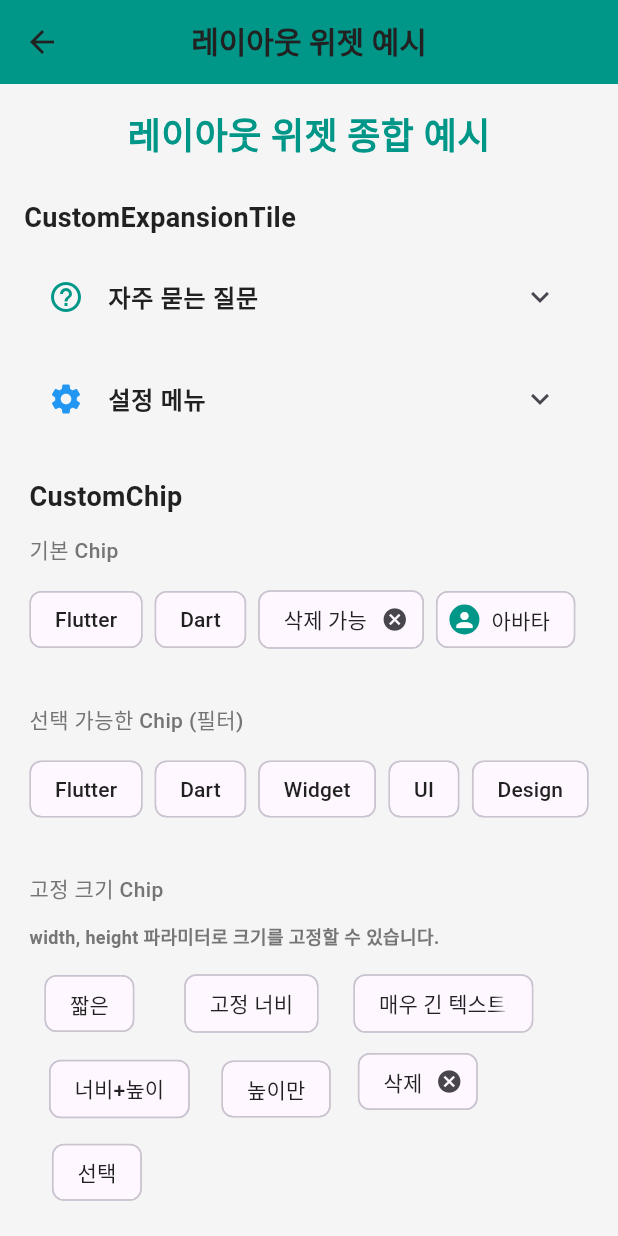
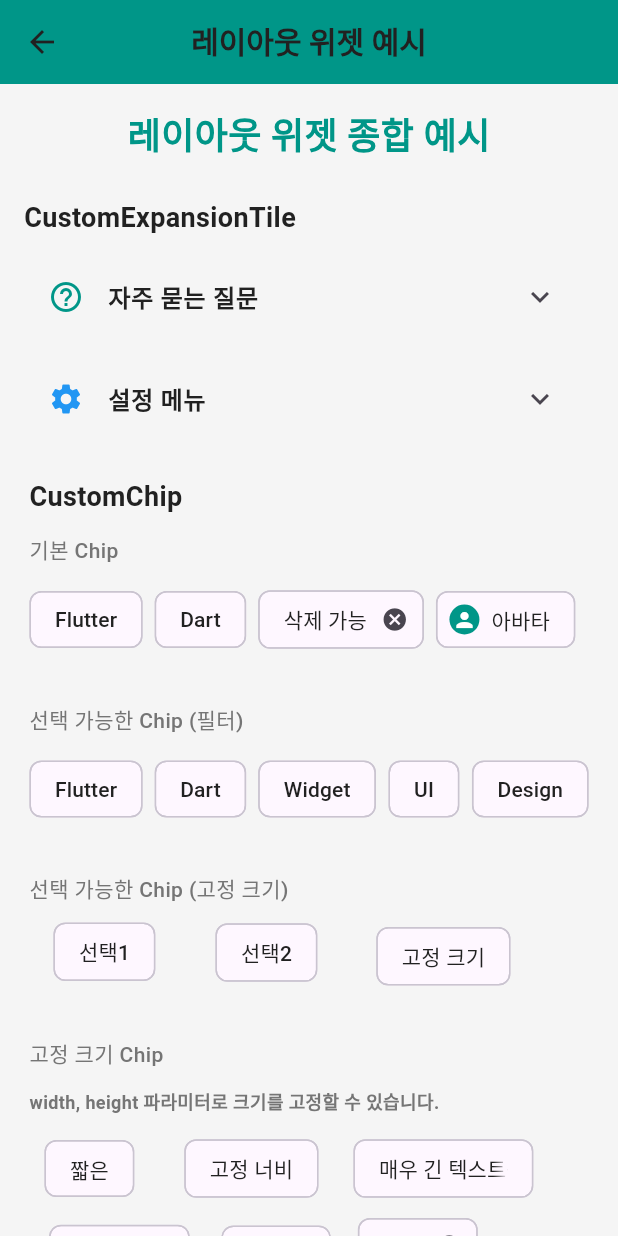
Before and after one commit to cheng80/custom_test_app, a Flutter app: the LayoutWidgetsPage screen opened by its route, on a phone screen of 412 x 824 dp. Run offline on Flutter 3.47's test engine with Material 3 defaults, Android fonts, the light colour scheme and no system bars; our stand-ins replace shared_preferences; accounts and stored records are empty.

Commit message:
feat: 선택 가능한 Chip 크기 고정 기능 개선 및 예제 추가
- ChoiceChip 크기 고정 기능 개선 (visualDensity, materialTapTargetSize 추가)
- ConstrainedBox와 SizedBox 조합으로 크기 고정 강화
- layout_widgets_page에 선택 가능한 Chip 고정 크기 예제 추가
- 관련 레퍼런스 문서 업데이트

```diff
--- a/lib/custom/custom_chip.dart
+++ b/lib/custom/custom_chip.dart
@@ -180,6 +180,13 @@ class CustomChip extends StatelessWidget {
                 borderRadius: BorderRadius.circular(borderRadius!),
               )
             : null,
+        // 크기 고정을 위해 visualDensity 조정
+        visualDensity: (width != null || height != null)
+            ? VisualDensity.adaptivePlatformDensity
+            : null,
+        materialTapTargetSize: (width != null || height != null)
+            ? MaterialTapTargetSize.shrinkWrap
+            : null,
       );
     }
     // 삭제 가능한 Chip
@@ -231,7 +238,19 @@ class CustomChip extends StatelessWidget {
 
     // width 또는 height가 지정되면 크기 고정
     if (width != null || height != null) {
-      chip = SizedBox(width: width, height: height, child: chip);
+      chip = SizedBox(
+        width: width,
+        height: height,
+        child: ConstrainedBox(
+          constraints: BoxConstraints(
+            minWidth: width ?? 0,
+            maxWidth: width ?? double.infinity,
+            minHeight: height ?? 0,
+            maxHeight: height ?? double.infinity,
+          ),
+          child: chip,
+        ),
+      );
     }
 
     return chip;
--- a/lib/pages/layout_widgets_page.dart
+++ b/lib/pages/layout_widgets_page.dart
@@ -196,6 +196,48 @@ class _LayoutWidgetsPageState extends State<LayoutWidgetsPage> {
                       ),
                     const SizedBox(height: 8),
                     CustomText(
+                      "선택 가능한 Chip (고정 크기)",
+                      fontSize: 14,
+                      fontWeight: FontWeight.w500,
+                      color: p.textSecondary,
+                    ),
+                    Wrap(
+                      spacing: 8,
+                      runSpacing: 8,
+                      children: [
+                        CustomChip(
+                          label: "선택1",
+                          width: 100,
+                          selectable: true,
+                          selected: false,
+                          onSelected: (selected) => print("선택1: $selected"),
+                          selectedColor: Colors.teal,
+                          selectedLabelColor: Colors.white,
+                        ),
+                        CustomChip(
+                          label: "선택2",
+                          width: 100,
+                          height: 40,
+                          selectable: true,
+                          selected: false,
+                          onSelected: (selected) => print("선택2: $selected"),
+                          selectedColor: Colors.teal,
+                          selectedLabelColor: Colors.white,
+                        ),
+                        CustomChip(
+                          label: "고정 크기",
+                          width: 120,
+                          height: 45,
+                          selectable: true,
+                          selected: false,
+                          onSelected: (selected) => print("고정 크기: $selected"),
+                          selectedColor: Colors.teal,
+                          selectedLabelColor: Colors.white,
+                        ),
+                      ],
+                    ),
+                    const SizedBox(height: 8),
+                    CustomText(
                       "고정 크기 Chip",
                       fontSize: 14,
                       fontWeight: FontWeight.w500,
```
Also changed, not shown: 1 other file.
